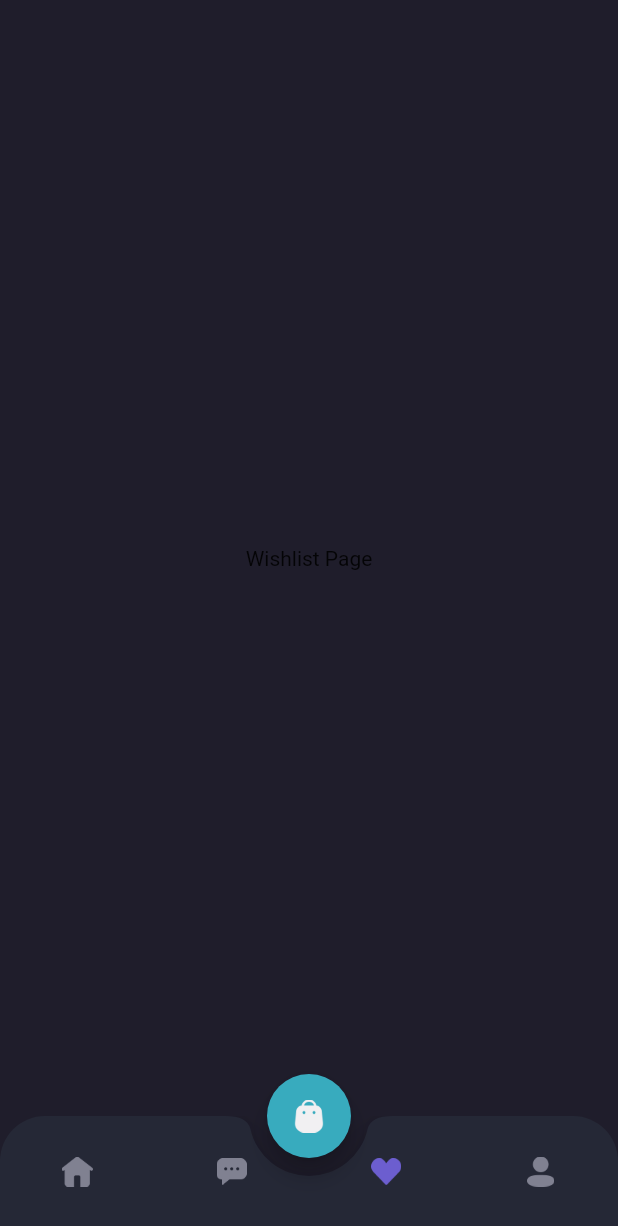
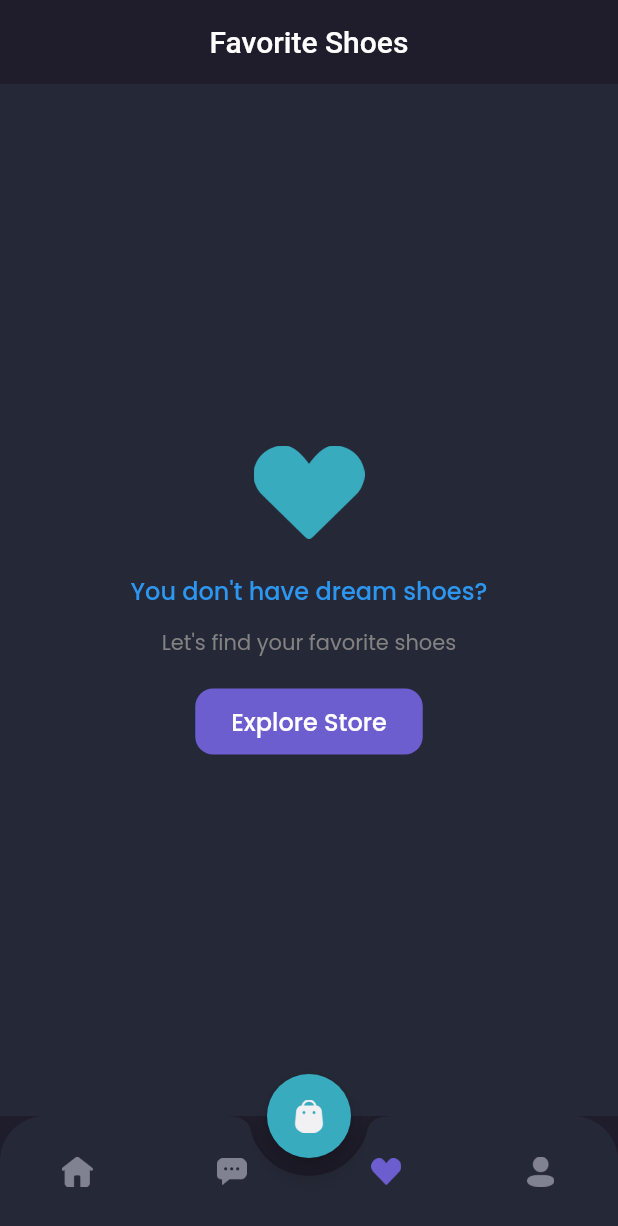
Before and after one commit to darmariduan/shamo-mobile, a Flutter app: the MainPage screen opened by its route, item 3 of the bottom bar chosen, on a phone screen of 412 x 824 dp. Shown: the top 1226 px of the screen. Run offline on Flutter 3.47's test engine with Material 3 defaults, Android fonts, the phone set to English and light mode, and no system bars; our stand-ins replace google_fonts.

Commit message:
24-Wishlist Page Empty

```diff
--- a/lib/pages/home/wishlist_page.dart
+++ b/lib/pages/home/wishlist_page.dart
@@ -1,12 +1,85 @@
 import 'package:flutter/material.dart';
+import 'package:shamo/theme.dart';
 
 class WishlistPage extends StatelessWidget {
   const WishlistPage({super.key});
 
   @override
   Widget build(BuildContext context) {
-    return const Center(
-      child: Text('Wishlist Page'),
+    Widget header() {
+      return AppBar(
+        backgroundColor: backgroundColor1,
+        centerTitle: true,
+        title: Text(
+          'Favorite Shoes',
+        ),
+        elevation: 0,
+        automaticallyImplyLeading: false,
+      );
+    }
+
+    Widget emptyWishlist() {
+      return Expanded(
+        child: Container(
+          width: double.infinity,
+          color: backgroundColor4,
+          child: Column(
+            mainAxisAlignment: MainAxisAlignment.center,
+            children: [
+              Image.asset(
+                "assets/image_wishlist.png",
+                width: 74,
+              ),
+              SizedBox(
+                height: 23,
+              ),
+              Text(
+                'You don\'t have dream shoes?',
+                style:
+                    priceTextStyle.copyWith(fontSize: 16, fontWeight: medium),
+              ),
+              SizedBox(
+                height: 12,
+              ),
+              Text(
+                'Let\'s find your favorite shoes',
+                style: secondaryTextStyle,
+              ),
+              SizedBox(
+                height: 20,
+              ),
+              Container(
+                height: 44,
+                child: TextButton(
+                  onPressed: () {},
+                  style: TextButton.styleFrom(
+                    padding: EdgeInsets.symmetric(
+                      vertical: 10,
+                      horizontal: 24,
+                    ),
+                    backgroundColor: primaryColor,
+                    shape: RoundedRectangleBorder(
+                      borderRadius: BorderRadius.circular(12),
+                    ),
+                  ),
+                  child: Text(
+                    'Explore Store',
+                    style: primaryTextStyle.copyWith(
+                        fontSize: 16, fontWeight: medium),
+                  ),
+                ),
+              ),
+            ],
+          ),
+        ),
+      );
+    }
+
+    return Column(
+      children: [
+        header(),
+        emptyWishlist(),
+      ],
     );
   }
 }
```
